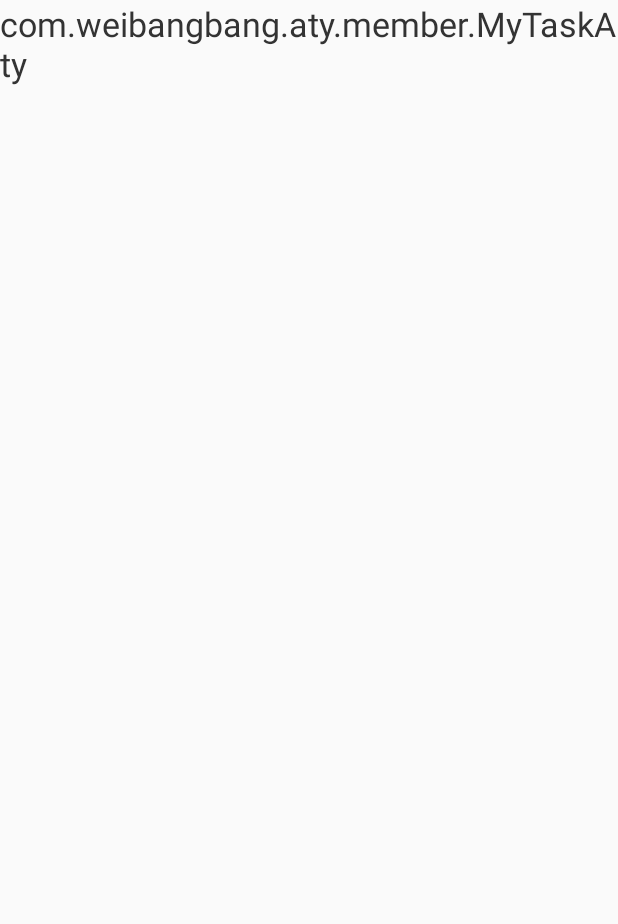
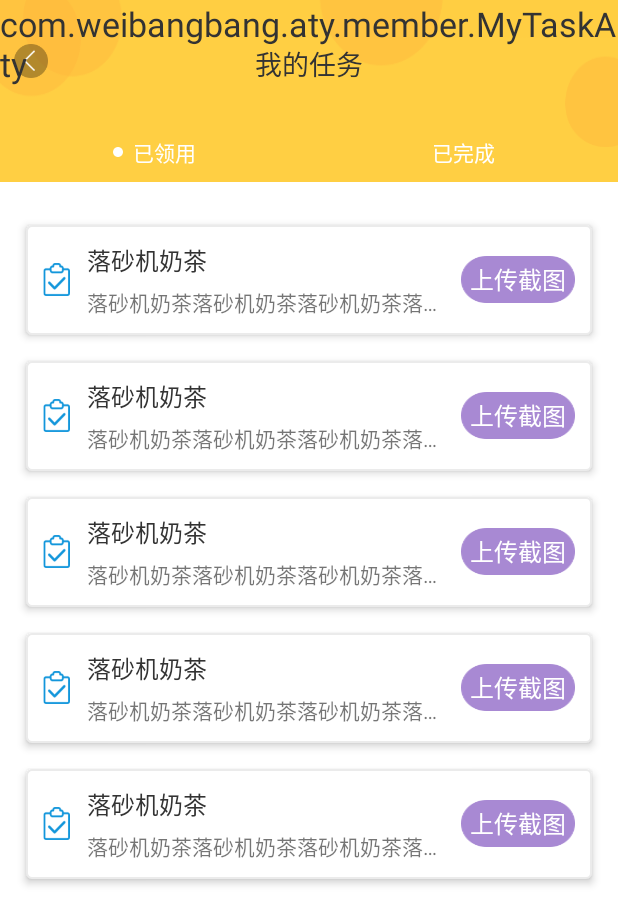
Before and after one commit to zyf19930419/baping, an Android app: the MyTaskAty screen opened directly, with no data from a screen before it, on a phone screen of 412 x 824 dp. Shown: the top 924 px of the screen. Run offline under Robolectric (Android 15) with nearby library versions, the phone set to English and light mode, and no system bars; libraries missing offline, so code that uses them is left out: com.mob; pictures from the network do not load.

Commit message:
微帮帮布局搭建

```diff
--- a/app/src/main/AndroidManifest.xml
+++ b/app/src/main/AndroidManifest.xml
@@ -73,6 +73,7 @@
             android:launchMode="singleTop"/>
         <activity android:name=".aty.home.PayMemberAty" />
         <activity android:name=".aty.home.ContactCustomerAty" />
+        <activity android:name=".aty.member.RankingListAty" />
 
 
     </application>
--- a/app/src/main/java/com/weibangbang/adapter/TaskHallAdapter.java
+++ b/app/src/main/java/com/weibangbang/adapter/TaskHallAdapter.java
@@ -5,6 +5,8 @@ import android.support.v7.widget.RecyclerView;
 import android.view.LayoutInflater;
 import android.view.View;
 import android.view.ViewGroup;
+import android.widget.ImageView;
+import android.widget.TextView;
 
 import com.weibangbang.R;
 
@@ -14,6 +16,11 @@ import com.weibangbang.R;
  * 功能描述：
  */
 public class TaskHallAdapter extends RecyclerView.Adapter<TaskHallAdapter.MyViewHolder> {
+    private String mTitle;
+
+    public TaskHallAdapter(String title) {
+        mTitle = title;
+    }
 
     @NonNull
     @Override
@@ -25,6 +32,13 @@ public class TaskHallAdapter extends RecyclerView.Adapter<TaskHallAdapter.MyView
     @Override
     public void onBindViewHolder(@NonNull MyViewHolder holder, int position) {
 
+        if ("任务大厅".equals(mTitle)){
+            holder.button_tv.setText("查 看");
+        }
+
+        if ("我的任务".equals(mTitle)){
+            holder.button_tv.setText("上传截图");
+        }
     }
 
     @Override
@@ -33,8 +47,14 @@ public class TaskHallAdapter extends RecyclerView.Adapter<TaskHallAdapter.MyView
     }
 
     class MyViewHolder extends RecyclerView.ViewHolder{
+        private ImageView left_img;
+        private TextView title_tv,status_tv,button_tv;
         public MyViewHolder(View itemView) {
             super(itemView);
+            left_img=itemView.findViewById(R.id.left_img);
+            title_tv=itemView.findViewById(R.id.title_tv);
+            status_tv=itemView.findViewById(R.id.status_tv);
+            button_tv=itemView.findViewById(R.id.button_tv);
         }
     }
 }
--- a/app/src/main/java/com/weibangbang/aty/member/MyTaskAty.java
+++ b/app/src/main/java/com/weibangbang/aty/member/MyTaskAty.java
@@ -1,5 +1,13 @@
 package com.weibangbang.aty.member;
 
+import android.support.v4.content.ContextCompat;
+import android.support.v7.widget.LinearLayoutManager;
+import android.support.v7.widget.RecyclerView;
+import android.view.View;
+import android.widget.TextView;
+
+import com.weibangbang.R;
+import com.weibangbang.adapter.TaskHallAdapter;
 import com.weibangbang.base.BaseActivity;
 
 /**
@@ -8,18 +16,49 @@ import com.weibangbang.base.BaseActivity;
  * 功能描述：我的任务
  */
 public class MyTaskAty extends BaseActivity{
+    private TextView general_tv,advance_tv;
+
+    private RecyclerView mRecyclerView;
+    private TaskHallAdapter mTaskHallAdapter;
     @Override
     public int getLayoutId() {
-        return 0;
+        return R.layout.activity_mytask;
     }
 
     @Override
     public void initView() {
+        setTitleBar(getResources().getString(R.string.woderenwu),true);
+        general_tv=findViewById(R.id.general_task_tv);
+        advance_tv=findViewById(R.id.advance_task_tv);
+        general_tv.setCompoundDrawablePadding(10);
+        general_tv.setCompoundDrawablesWithIntrinsicBounds(ContextCompat.getDrawable(this,R.mipmap.icon_white_point),null,null,null);
 
+        mRecyclerView=findViewById(R.id.recyclerView);
+        LinearLayoutManager manager=new LinearLayoutManager(this,LinearLayoutManager.VERTICAL,false);
+        mRecyclerView.setLayoutManager(manager);
+        mTaskHallAdapter=new TaskHallAdapter(getResources().getString(R.string.woderenwu));
+        mRecyclerView.setAdapter(mTaskHallAdapter);
     }
 
     @Override
     public void initData() {
 
     }
+
+    /**
+     * 已领用
+     */
+    public void onGeneral_layout(View view) {
+        general_tv.setCompoundDrawablePadding(10);
+        general_tv.setCompoundDrawablesWithIntrinsicBounds(ContextCompat.getDrawable(this,R.mipmap.icon_white_point),null,null,null);
+        advance_tv.setCompoundDrawablesWithIntrinsicBounds(null,null,null,null);
+    }
+    /**
+     *已完成
+     */
+    public void onAdvance_layout(View view) {
+        general_tv.setCompoundDrawablesWithIntrinsicBounds(null,null,null,null);
+        advance_tv.setCompoundDrawablePadding(10);
+        advance_tv.setCompoundDrawablesWithIntrinsicBounds(ContextCompat.getDrawable(this,R.mipmap.icon_white_point),null,null,null);
+    }
 }
--- a/app/src/main/java/com/weibangbang/aty/member/TaskHallAty.java
+++ b/app/src/main/java/com/weibangbang/aty/member/TaskHallAty.java
@@ -36,7 +36,7 @@ public class TaskHallAty extends BaseActivity{
         mRecyclerView=findViewById(R.id.recyclerView);
         LinearLayoutManager manager=new LinearLayoutManager(this,LinearLayoutManager.VERTICAL,false);
         mRecyclerView.setLayoutManager(manager);
-        mTaskHallAdapter=new TaskHallAdapter();
+        mTaskHallAdapter=new TaskHallAdapter(getResources().getString(R.string.renwudating));
         mRecyclerView.setAdapter(mTaskHallAdapter);
     }
 
@@ -48,7 +48,7 @@ public class TaskHallAty extends BaseActivity{
     @Override
     public void onComplete(String requestUrl, String jsonStr) {
         super.onComplete(requestUrl, jsonStr);
-        mTaskHallAdapter=new TaskHallAdapter();
+        mTaskHallAdapter=new TaskHallAdapter(getResources().getString(R.string.renwudating));
         mRecyclerView.setAdapter(mTaskHallAdapter);
     }
 
--- a/app/src/main/java/com/weibangbang/aty/member/TaskRulesAty.java
+++ b/app/src/main/java/com/weibangbang/aty/member/TaskRulesAty.java
@@ -1,5 +1,6 @@
 package com.weibangbang.aty.member;
 
+import com.weibangbang.R;
 import com.weibangbang.base.BaseActivity;
 
 /**
@@ -10,12 +11,12 @@ import com.weibangbang.base.BaseActivity;
 public class TaskRulesAty extends BaseActivity{
     @Override
     public int getLayoutId() {
-        return 0;
+        return R.layout.activity_task_rules;
     }
 
     @Override
     public void initView() {
-
+        setTitleBar(getResources().getString(R.string.renwuguize),true);
     }
 
     @Override
--- /dev/null
+++ b/app/src/main/res/layout/activity_mytask.xml
@@ -0,0 +1,60 @@
+<?xml version="1.0" encoding="utf-8"?>
+<LinearLayout xmlns:android="http://schemas.android.com/apk/res/android"
+    android:layout_width="match_parent"
+    android:layout_height="match_parent"
+    xmlns:tools="http://schemas.android.com/tools"
+    android:background="@color/white"
+    android:orientation="vertical">
+
+    <include layout="@layout/layout_title" />
+
+    <LinearLayout
+        android:layout_width="match_parent"
+        android:layout_height="wrap_content"
+        android:gravity="center_vertical"
+        android:background="@mipmap/icon_task_bg"
+        android:orientation="horizontal">
+
+        <LinearLayout
+            android:onClick="onGeneral_layout"
+            android:layout_width="0dp"
+            android:layout_height="wrap_content"
+            android:layout_weight="1"
+            android:gravity="center">
+
+            <TextView
+                android:id="@+id/general_task_tv"
+                android:layout_width="wrap_content"
+                android:layout_height="wrap_content"
+                android:gravity="center"
+                android:text="@string/already_used"
+                android:textColor="@color/white"
+                android:textSize="12sp" />
+        </LinearLayout>
+
+        <LinearLayout
+            android:onClick="onAdvance_layout"
+            android:layout_width="0dp"
+            android:layout_height="wrap_content"
+            android:layout_weight="1"
+            android:gravity="center">
+
+            <TextView
+                android:id="@+id/advance_task_tv"
+                android:layout_width="wrap_content"
+                android:layout_height="wrap_content"
+                android:gravity="center"
+                android:text="@string/completed"
+                android:textColor="@color/white"
+                android:textSize="12sp" />
+        </LinearLayout>
+    </LinearLayout>
+
+    <android.support.v7.widget.RecyclerView
+        android:id="@+id/recyclerView"
+        android:layout_marginTop="10dp"
+        tools:listitem="@layout/task_item"
+        tools:itemCount="5"
+        android:layout_width="match_parent"
+        android:layout_height="match_parent" />
+</LinearLayout>
--- a/app/src/main/res/layout/task_item.xml
+++ b/app/src/main/res/layout/task_item.xml
@@ -13,6 +13,7 @@
     android:paddingTop="10dp">
 
     <ImageView
+        android:id="@+id/left_img"
         android:layout_width="wrap_content"
         android:layout_height="wrap_content"
         android:layout_marginStart="10dp"
@@ -26,12 +27,14 @@
         android:orientation="vertical">
 
         <TextView
+            android:id="@+id/title_tv"
             android:layout_width="wrap_content"
             android:layout_height="wrap_content"
             android:text="落砂机奶茶"
             android:textColor="@color/txt_black" />
 
         <TextView
+            android:id="@+id/status_tv"
             android:layout_width="wrap_content"
             android:layout_height="wrap_content"
             android:layout_marginTop="5dp"
@@ -43,6 +46,7 @@
     </LinearLayout>
 
     <TextView
+        android:id="@+id/button_tv"
         android:layout_width="wrap_content"
         android:layout_height="wrap_content"
         android:layout_marginEnd="10dp"
@@ -50,6 +54,9 @@
         android:background="@mipmap/icon_button_bg"
         android:gravity="center"
         android:text="查 看"
+        android:paddingStart="5dp"
+        android:paddingEnd="5dp"
+        android:textSize="14sp"
         android:textColor="@color/white" />
 
 </LinearLayout>
--- a/app/src/main/res/values/strings.xml
+++ b/app/src/main/res/values/strings.xml
@@ -109,4 +109,7 @@
     <string name="general_task">普通任务</string>
     <string name="advanced_task">高级任务</string>
 
+    <!--我的任务-->
+    <string name="already_used">已领用</string>
+    <string name="completed">已完成</string>
 </resources>
```
Also changed, not shown: app/src/main/java/com/weibangbang/aty/member/RankingListAty.java (+29 -2 lines), app/src/main/res/layout/activity_task_rules.xml (added, +10 -0 lines), app/src/main/res/layout/ranking_list.xml (added, +60 -0 lines), app/src/main/res/mipmap-xhdpi/icon_button_grey_bg.png (added), app/src/main/res/mipmap-xhdpi/icon_notice.png (added), app/src/main/res/mipmap-xxhdpi/icon_button_grey_bg.png (added), app/src/main/res/mipmap-xxhdpi/icon_notice.png (added).
